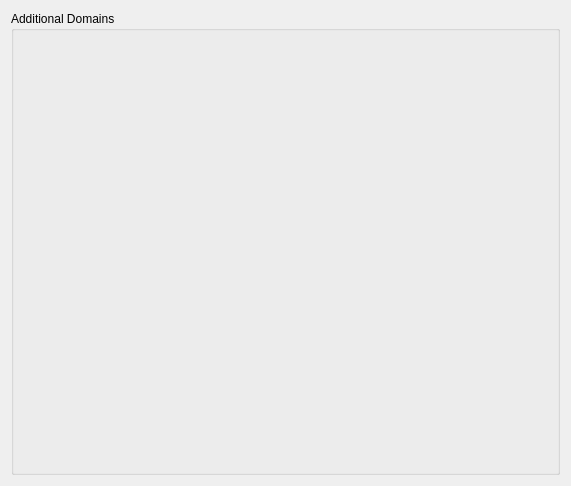
Above: kcontrol/dnssd/configdialog.ui from KDE/kde-runtime before the change. Below: the same form after it.
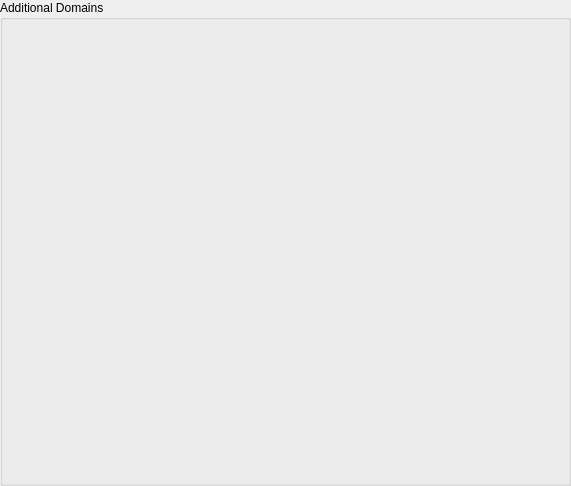
That is the form after the change. Custom widgets are drawn as their Qt base class.

Commit message: Remove margins around various KCM dialogs.

```diff
--- a/kcontrol/dnssd/configdialog.ui
+++ b/kcontrol/dnssd/configdialog.ui
@@ -25,6 +25,18 @@
    <string>MyDialog1</string>
   </property>
   <layout class="QGridLayout" >
+   <property name="leftMargin" >
+    <number>0</number>
+   </property>
+   <property name="topMargin" >
+    <number>0</number>
+   </property>
+   <property name="rightMargin" >
+    <number>0</number>
+   </property>
+   <property name="bottomMargin" >
+    <number>0</number>
+   </property>
    <item row="0" column="0" >
     <widget class="KEditListBox" name="kcfg_DomainList" >
      <property name="sizePolicy" >
```
Left out of the diff: 1 changed line with no effect on the pictures. The commit also changes 3 other files.
